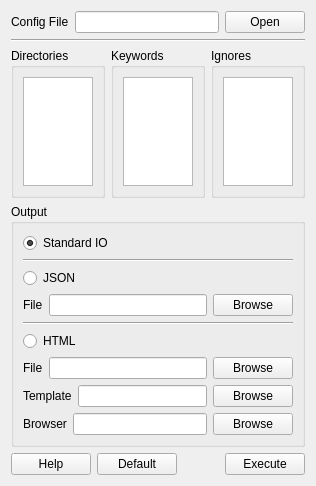
Above: ui/search_keywords.ui from enomgithub/hy_search_keywords before the change. Below: the same form after it.
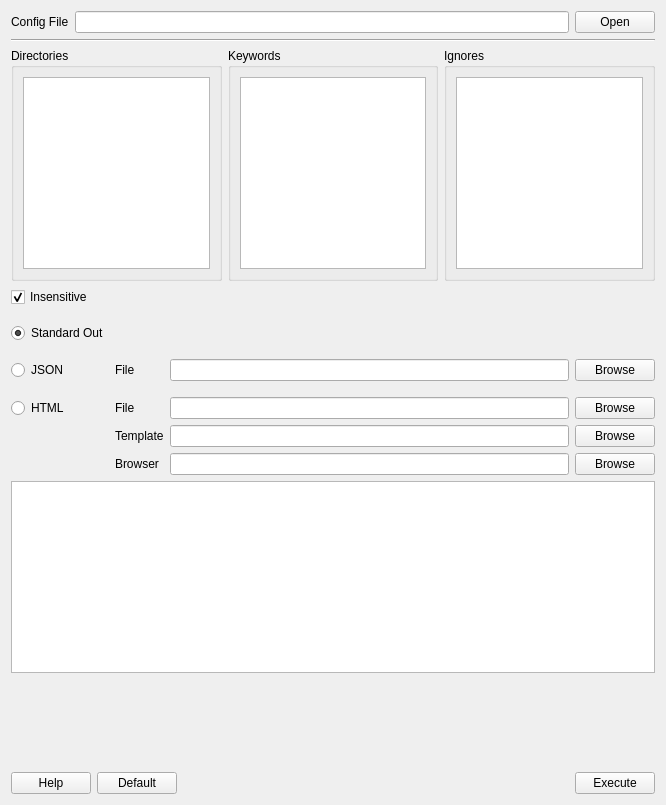
That is the form after the change.

Commit message: GUI変更、Hy 0.15.0に対応

What changed in the file:
```diff
--- a/ui/search_keywords.ui
+++ b/ui/search_keywords.ui
@@ -6,8 +6,8 @@
    <rect>
     <x>0</x>
     <y>0</y>
-    <width>312</width>
-    <height>486</height>
+    <width>666</width>
+    <height>805</height>
    </rect>
   </property>
   <property name="windowTitle">
@@ -15,17 +15,196 @@
   </property>
   <layout class="QGridLayout" name="gridLayout">
    <item row="4" column="0">
-    <spacer name="verticalSpacer">
-     <property name="orientation">
-      <enum>Qt::Vertical</enum>
-     </property>
-     <property name="sizeHint" stdset="0">
-      <size>
-       <width>20</width>
-       <height>40</height>
-      </size>
-     </property>
-    </spacer>
+    <layout class="QGridLayout" name="gridLayout_2">
+     <item row="5" column="0">
+      <spacer name="verticalSpacer_3">
+       <property name="orientation">
+        <enum>Qt::Vertical</enum>
+       </property>
+       <property name="sizeType">
+        <enum>QSizePolicy::Fixed</enum>
+       </property>
+       <property name="sizeHint" stdset="0">
+        <size>
+         <width>20</width>
+         <height>10</height>
+        </size>
+       </property>
+      </spacer>
+     </item>
+     <item row="4" column="2">
+      <widget class="QLineEdit" name="line_edit_json_file"/>
+     </item>
+     <item row="6" column="2">
+      <widget class="QLineEdit" name="line_edit_html_file"/>
+     </item>
+     <item row="8" column="3">
+      <widget class="QPushButton" name="button_html_browser">
+       <property name="text">
+        <string>Browse</string>
+       </property>
+      </widget>
+     </item>
+     <item row="6" column="0">
+      <widget class="QRadioButton" name="radio_html">
+       <property name="text">
+        <string>HTML</string>
+       </property>
+      </widget>
+     </item>
+     <item row="4" column="1">
+      <widget class="QLabel" name="label_json_file">
+       <property name="text">
+        <string>File</string>
+       </property>
+      </widget>
+     </item>
+     <item row="7" column="2">
+      <widget class="QLineEdit" name="line_edit_html_template"/>
+     </item>
+     <item row="7" column="1">
+      <widget class="QLabel" name="label_html_template">
+       <property name="text">
+        <string>Template</string>
+       </property>
+      </widget>
+     </item>
+     <item row="8" column="1">
+      <widget class="QLabel" name="label_html_browser">
+       <property name="text">
+        <string>Browser</string>
+       </property>
+      </widget>
+     </item>
+     <item row="2" column="0">
+      <widget class="QRadioButton" name="radio_stdout">
+       <property name="text">
+        <string>Standard Out</string>
+       </property>
+       <property name="checked">
+        <bool>true</bool>
+       </property>
+      </widget>
+     </item>
+     <item row="6" column="1">
+      <widget class="QLabel" name="label_html_file">
+       <property name="text">
+        <string>File</string>
+       </property>
+      </widget>
+     </item>
+     <item row="8" column="2">
+      <widget class="QLineEdit" name="line_edit_html_browser"/>
+     </item>
+     <item row="4" column="3">
+      <widget class="QPushButton" name="button_json_file">
+       <property name="text">
+        <string>Browse</string>
+       </property>
+      </widget>
+     </item>
+     <item row="6" column="3">
+      <widget class="QPushButton" name="button_html_file">
+       <property name="text">
+        <string>Browse</string>
+       </property>
+      </widget>
+     </item>
+     <item row="4" column="0">
+      <widget class="QRadioButton" name="radio_json">
+       <property name="text">
+        <string>JSON</string>
+       </property>
+      </widget>
+     </item>
+     <item row="3" column="0">
+      <spacer name="verticalSpacer_2">
+       <property name="orientation">
+        <enum>Qt::Vertical</enum>
+       </property>
+       <property name="sizeType">
+        <enum>QSizePolicy::Fixed</enum>
+       </property>
+       <property name="sizeHint" stdset="0">
+        <size>
+         <width>20</width>
+         <height>10</height>
+        </size>
+       </property>
+      </spacer>
+     </item>
+     <item row="7" column="3">
+      <widget class="QPushButton" name="button_html_template">
+       <property name="text">
+        <string>Browse</string>
+       </property>
+      </widget>
+     </item>
+     <item row="0" column="0">
+      <widget class="QCheckBox" name="check_box_insensitive">
+       <property name="text">
+        <string>Insensitive</string>
+       </property>
+       <property name="checked">
+        <bool>true</bool>
+       </property>
+      </widget>
+     </item>
+     <item row="1" column="0">
+      <spacer name="verticalSpacer_4">
+       <property name="orientation">
+        <enum>Qt::Vertical</enum>
+       </property>
+       <property name="sizeType">
+        <enum>QSizePolicy::Fixed</enum>
+       </property>
+       <property name="sizeHint" stdset="0">
+        <size>
+         <width>20</width>
+         <height>10</height>
+        </size>
+       </property>
+      </spacer>
+     </item>
+    </layout>
+   </item>
+   <item row="7" column="0">
+    <layout class="QHBoxLayout" name="horizontalLayout_8">
+     <item>
+      <widget class="QPushButton" name="button_help">
+       <property name="text">
+        <string>Help</string>
+       </property>
+      </widget>
+     </item>
+     <item>
+      <widget class="QPushButton" name="button_default">
+       <property name="text">
+        <string>Default</string>
+       </property>
+      </widget>
+     </item>
+     <item>
+      <spacer name="horizontalSpacer">
+       <property name="orientation">
+        <enum>Qt::Horizontal</enum>
+       </property>
+       <property name="sizeHint" stdset="0">
+        <size>
+         <width>40</width>
+         <height>20</height>
+        </size>
+       </property>
+      </spacer>
+     </item>
+     <item>
+      <widget class="QPushButton" name="button_execute">
+       <property name="text">
+        <string>Execute</string>
+       </property>
+      </widget>
+     </item>
+    </layout>
    </item>
    <item row="2" column="0">
     <layout class="QHBoxLayout" name="horizontalLayout_2">
@@ -67,181 +246,18 @@
      </item>
     </layout>
    </item>
+   <item row="1" column="0">
+    <widget class="Line" name="line_3">
+     <property name="orientation">
+      <enum>Qt::Horizontal</enum>
+     </property>
+    </widget>
+   </item>
    <item row="5" column="0">
-    <layout class="QHBoxLayout" name="horizontalLayout_8">
-     <item>
-      <widget class="QPushButton" name="button_help">
-       <property name="text">
-        <string>Help</string>
-       </property>
-      </widget>
-     </item>
-     <item>
-      <widget class="QPushButton" name="button_default">
-       <property name="text">
-        <string>Default</string>
-       </property>
-      </widget>
-     </item>
-     <item>
-      <spacer name="horizontalSpacer">
-       <property name="orientation">
-        <enum>Qt::Horizontal</enum>
-       </property>
-       <property name="sizeHint" stdset="0">
-        <size>
-         <width>40</width>
-         <height>20</height>
-        </size>
-       </property>
-      </spacer>
-     </item>
-     <item>
-      <widget class="QPushButton" name="button_execute">
-       <property name="text">
-        <string>Execute</string>
-       </property>
-      </widget>
-     </item>
-    </layout>
-   </item>
-   <item row="3" column="0">
-    <widget class="QGroupBox" name="groupBox">
-     <property name="title">
-      <string>Output</string>
+    <widget class="QTextEdit" name="text_edit_result">
+     <property name="readOnly">
+      <bool>true</bool>
      </property>
-     <layout class="QGridLayout" name="gridLayout_2">
-      <item row="3" column="0">
-       <layout class="QVBoxLayout" name="verticalLayout_2">
-        <item>
-         <widget class="QRadioButton" name="radio_json">
-          <property name="text">
-           <string>JSON</string>
-          </property>
-         </widget>
-        </item>
-        <item>
-         <layout class="QHBoxLayout" name="horizontalLayout_4">
-          <item>
-           <widget class="QLabel" name="label_json_file">
-            <property name="text">
-             <string>File</string>
-            </property>
-           </widget>
-          </item>
-          <item>
-           <widget class="QLineEdit" name="line_edit_json_file"/>
-          </item>
-          <item>
-           <widget class="QPushButton" name="button_json_file">
-            <property name="text">
-             <string>Browse</string>
-            </property>
-           </widget>
-          </item>
-         </layout>
-        </item>
-       </layout>
-      </item>
-      <item row="5" column="0">
-       <layout class="QVBoxLayout" name="verticalLayout">
-        <item>
-         <widget class="QRadioButton" name="radio_html">
-          <property name="text">
-           <string>HTML</string>
-          </property>
-         </widget>
-        </item>
-        <item>
-         <layout class="QHBoxLayout" name="horizontalLayout_5">
-          <item>
-           <widget class="QLabel" name="label_html_file">
-            <property name="text">
-             <string>File</string>
-            </property>
-           </widget>
-          </item>
-          <item>
-           <widget class="QLineEdit" name="line_edit_html_file"/>
-          </item>
-          <item>
-           <widget class="QPushButton" name="button_html_file">
-            <property name="text">
-             <string>Browse</string>
-            </property>
-           </widget>
-          </item>
-         </layout>
-        </item>
-        <item>
-         <layout class="QHBoxLayout" name="horizontalLayout_6">
-          <item>
-           <widget class="QLabel" name="label_html_template">
-            <property name="text">
-             <string>Template</string>
-            </property>
-           </widget>
-          </item>
-          <item>
-           <widget class="QLineEdit" name="line_edit_html_template"/>
-          </item>
-          <item>
-           <widget class="QPushButton" name="button_html_template">
-            <property name="text">
-             <string>Browse</string>
-            </property>
-           </widget>
-          </item>
-         </layout>
-        </item>
-        <item>
-         <layout class="QHBoxLayout" name="horizontalLayout_7">
-          <item>
-           <widget class="QLabel" name="label_html_browser">
-            <property name="text">
-             <string>Browser</string>
-            </property>
-           </widget>
-          </item>
-          <item>
-           <widget class="QLineEdit" name="line_edit_html_browser"/>
-          </item>
-          <item>
-           <widget class="QPushButton" name="button_html_browser">
-            <property name="text">
-             <string>Browse</string>
-            </property>
-           </widget>
-          </item>
-         </layout>
-        </item>
-       </layout>
-      </item>
-      <item row="1" column="0">
-       <widget class="QRadioButton" name="radio_stdio">
-        <property name="text">
-         <string>Standard IO</string>
-        </property>
-        <property name="checked">
-         <bool>true</bool>
-        </property>
-       </widget>
-      </item>
-      <item row="2" column="0">
-       <widget class="Line" name="line">
-        <property name="orientation">
-         <enum>Qt::Horizontal</enum>
-        </property>
-       </widget>
-      </item>
-      <item row="4" column="0">
-       <widget class="Line" name="line_2">
-        <property name="orientation">
-         <enum>Qt::Horizontal</enum>
-        </property>
-       </widget>
-      </item>
-     </layout>
     </widget>
    </item>
    <item row="0" column="0">
@@ -265,12 +281,18 @@
      </item>
     </layout>
    </item>
-   <item row="1" column="0">
-    <widget class="Line" name="line_3">
+   <item row="6" column="0">
+    <spacer name="verticalSpacer">
      <property name="orientation">
-      <enum>Qt::Horizontal</enum>
+      <enum>Qt::Vertical</enum>
      </property>
-    </widget>
+     <property name="sizeHint" stdset="0">
+      <size>
+       <width>20</width>
+       <height>40</height>
+      </size>
+     </property>
+    </spacer>
    </item>
   </layout>
  </widget>
```
The commit also changes 2 other files.
